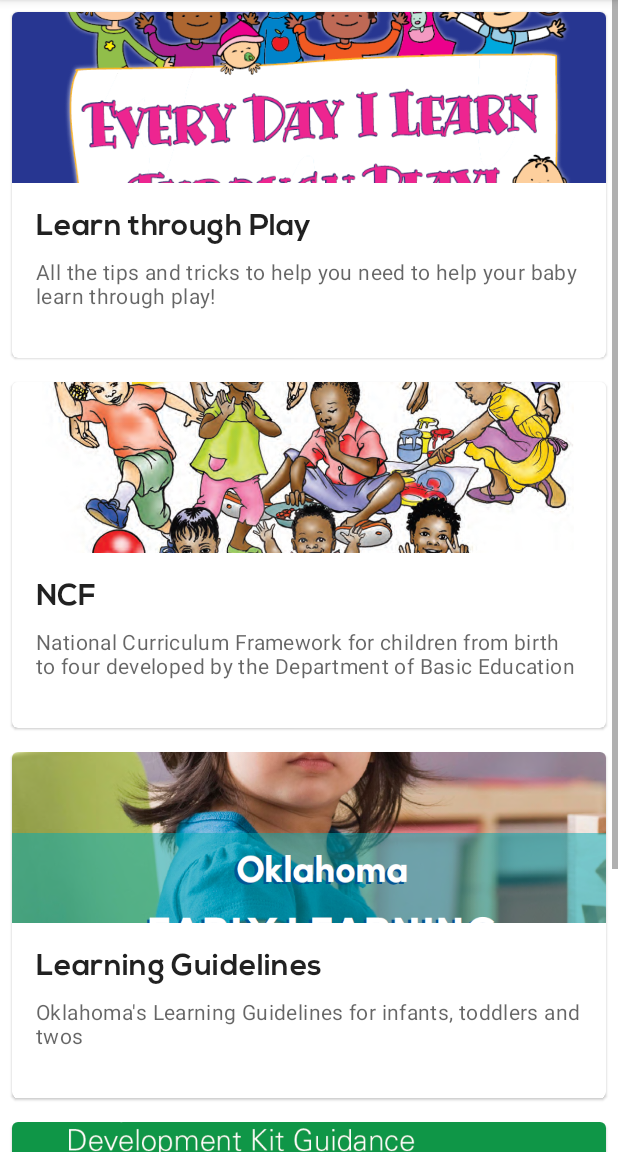
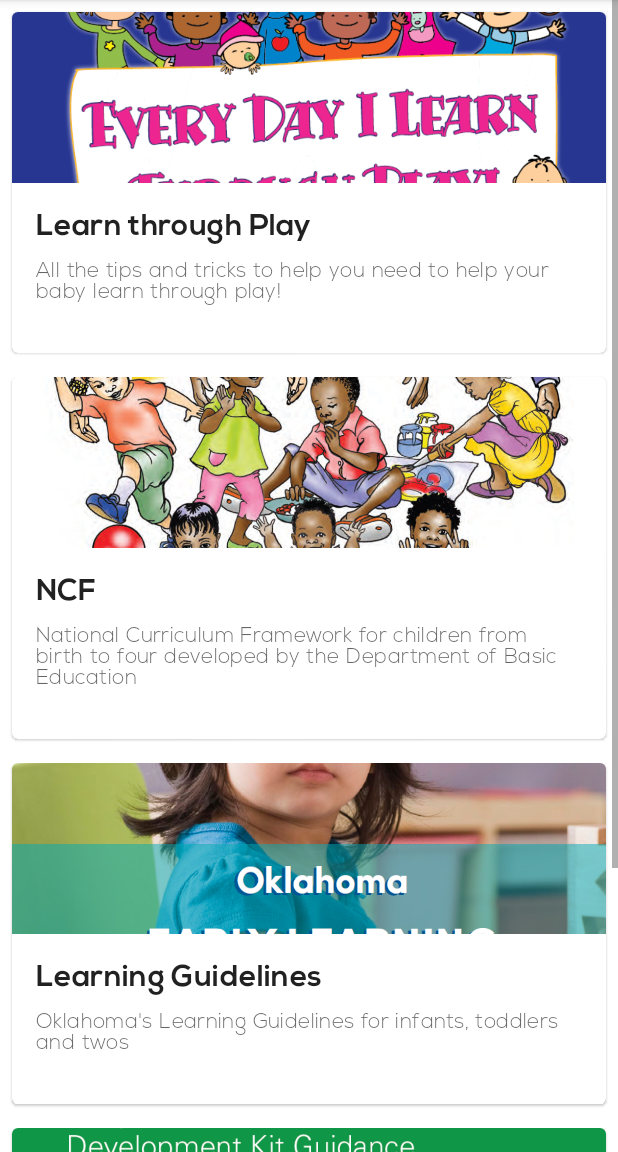
Before and after one commit to Reposave/AndroidStudio-EarlyLife, an Android app: the EcdResources screen opened directly, with no data from a screen before it, on a phone screen of 412 x 824 dp, the part 84-1236 px from its top. Run offline under Robolectric (Android 15) with nearby library versions, the phone set to English and light mode, and no system bars; libraries missing offline, so code that uses them is left out: com.pdfview; plain views replace PDFView; network calls fail.

Commit message:
Implemented setFonts method to set Nexa fonts

```diff
--- a/app/src/main/java/com/example/earlylife/EcdResources.kt
+++ b/app/src/main/java/com/example/earlylife/EcdResources.kt
@@ -20,19 +20,8 @@ class EcdResources : AppCompatActivity() {
         setContentView(R.layout.activity_ecd__resources)
 
         // Fonts
-        val heading1 = findViewById<TextView>(R.id.headingText)
-        val heading2 = findViewById<TextView>(R.id.headingTextNCF)
-        val heading3 = findViewById<TextView>(R.id.headingTextLG)
-        val heading4 = findViewById<TextView>(R.id.headingTextUnicef)
-        val font: Typeface = Typeface.createFromAsset(assets, "Nexa Bold.otf")
-        heading1.typeface = font
-        heading2.typeface = font
-        heading3.typeface = font
-        heading4.typeface = font
+        setFonts()
 
-        // Transparency of images
-       // val learnImg = findViewById<ImageView>(R.id.limg);
-       // learnImg.setAlpha(127)
 
         // Learn through Play card clicked
         val cardView = findViewById<CardView>(R.id.learnCard)
@@ -91,4 +80,30 @@ class EcdResources : AppCompatActivity() {
         val ncfCardGone = findViewById<CardView>(R.id.ncfCard)
         ncfCardGone.visibility = View.GONE
     }
+
+    private fun setFonts(){
+        /** This function sets all the fonts for the ECDResources page */
+        val fontBold: Typeface = Typeface.createFromAsset(assets, "Nexa Bold.otf")
+        val fontLight: Typeface = Typeface.createFromAsset(assets, "Nexa Light.otf")
+
+        val heading1 = findViewById<TextView>(R.id.headingText)
+        val heading2 = findViewById<TextView>(R.id.headingTextNCF)
+        val heading3 = findViewById<TextView>(R.id.headingTextLG)
+        val heading4 = findViewById<TextView>(R.id.headingTextUnicef)
+        val sec1 = findViewById<TextView>(R.id.secText1)
+        val sec2 = findViewById<TextView>(R.id.secText2)
+        val sec3 = findViewById<TextView>(R.id.secText3)
+        val sec4 = findViewById<TextView>(R.id.secText4)
+
+        // apply font
+        heading1.typeface = fontBold
+        heading2.typeface = fontBold
+        heading3.typeface = fontBold
+        heading4.typeface = fontBold
+        sec1.typeface = fontLight
+        sec2.typeface = fontLight
+        sec3.typeface = fontLight
+        sec4.typeface = fontLight
+
+    }
 }
--- a/app/src/main/res/layout/activity_ecd__resources.xml
+++ b/app/src/main/res/layout/activity_ecd__resources.xml
@@ -55,6 +55,7 @@
                         android:textAppearance="?attr/textAppearanceHeadline6" />
 
                     <TextView
+                        android:id="@+id/secText4"
                         android:layout_width="wrap_content"
                         android:layout_height="wrap_content"
                         android:layout_marginTop="8dp"
@@ -114,6 +115,7 @@
                 android:textAppearance="?attr/textAppearanceHeadline6" />
 
             <TextView
+                android:id="@+id/secText3"
                 android:layout_width="wrap_content"
                 android:layout_height="wrap_content"
                 android:layout_marginTop="8dp"
@@ -173,6 +175,7 @@
                         android:textAppearance="?attr/textAppearanceHeadline6" />
 
                     <TextView
+                        android:id="@+id/secText1"
                         android:layout_width="wrap_content"
                         android:layout_height="wrap_content"
                         android:layout_marginTop="8dp"
@@ -232,6 +235,7 @@
                         android:textAppearance="?attr/textAppearanceHeadline6" />
 
                     <TextView
+                        android:id="@+id/secText2"
                         android:layout_width="wrap_content"
                         android:layout_height="wrap_content"
                         android:layout_marginTop="8dp"
```
Also changed, not shown: app/src/main/assets/Nexa Light.otf (added).
